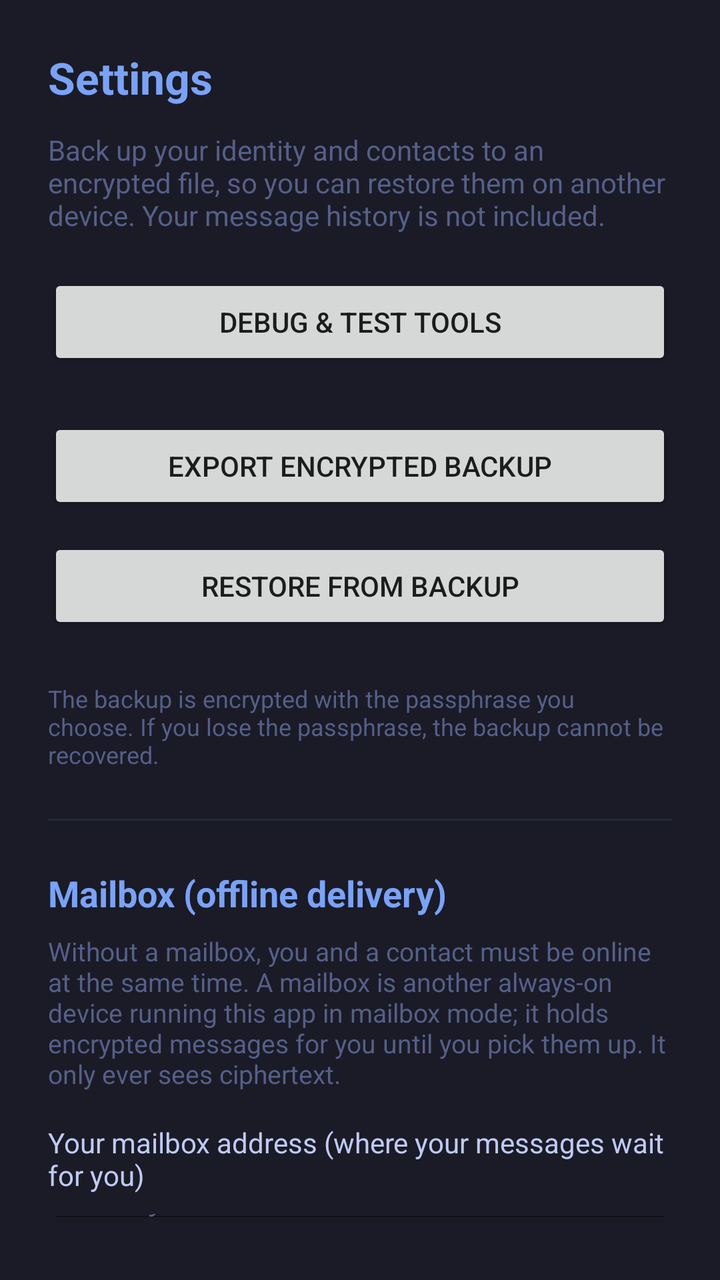
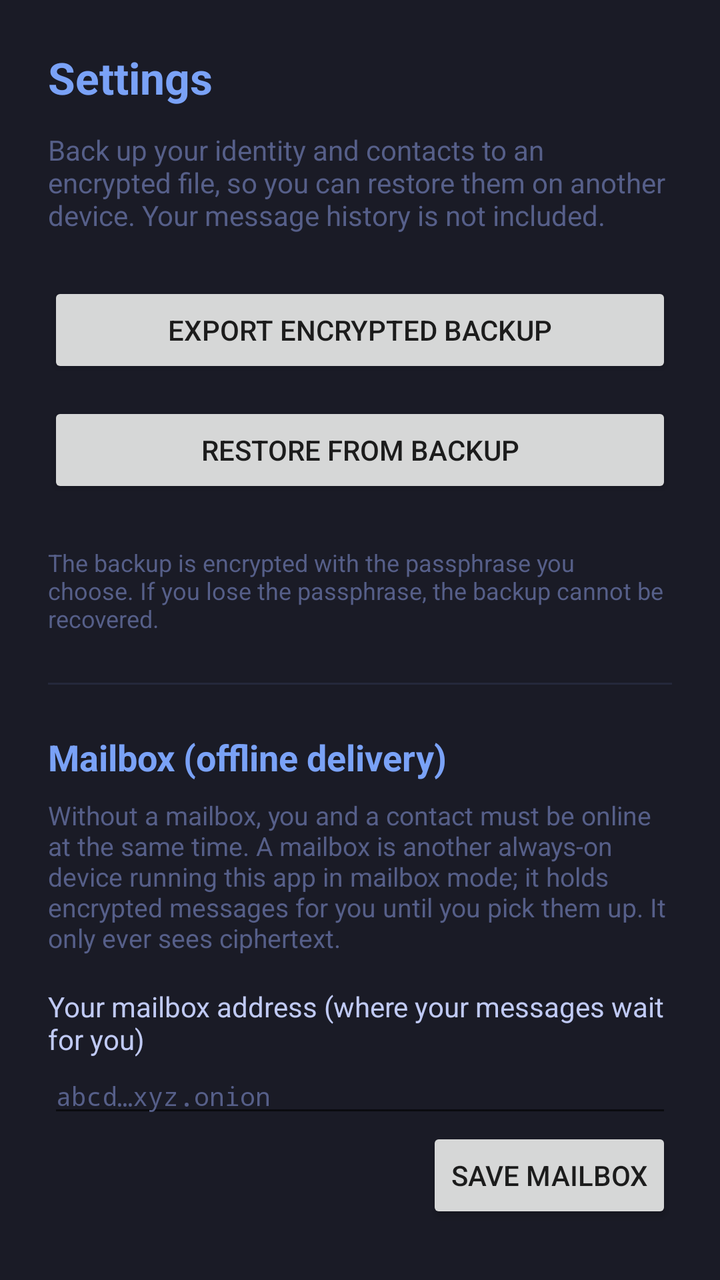

Two renders of the same Android screen: before a commit and after it. Below are the layout's source before the change and the commit's diff.
<!-- AndroidManifest.xml: application theme Theme.LegendMessage -->
<!-- res/layout/activity_settings.xml -->
<?xml version="1.0" encoding="utf-8"?>
<LinearLayout
    xmlns:android="http://schemas.android.com/apk/res/android"
    android:layout_width="match_parent"
    android:layout_height="match_parent"
    android:background="@color/tn_bg"
    android:orientation="vertical"
    android:padding="24dp">

    <TextView
        android:layout_width="wrap_content"
        android:layout_height="wrap_content"
        android:text="@string/settings_title"
        android:textColor="@color/tn_blue"
        android:textSize="22sp"
        android:textStyle="bold" />

    <TextView
        android:layout_width="match_parent"
        android:layout_height="wrap_content"
        android:layout_marginTop="12dp"
        android:text="@string/settings_backup_blurb"
        android:textColor="@color/tn_dim"
        android:textSize="14sp" />

    <Button
        android:id="@+id/debugButton"
        android:layout_width="match_parent"
        android:layout_height="wrap_content"
        android:layout_marginTop="20dp"
        android:text="@string/debug_open" />

    <Button
        android:id="@+id/exportButton"
        android:layout_width="match_parent"
        android:layout_height="wrap_content"
        android:layout_marginTop="24dp"
        android:text="@string/settings_export" />

    <Button
        android:id="@+id/importButton"
        android:layout_width="match_parent"
        android:layout_height="wrap_content"
        android:layout_marginTop="12dp"
        android:text="@string/settings_import" />

    <TextView
        android:layout_width="match_parent"
        android:layout_height="wrap_content"
        android:layout_marginTop="24dp"
        android:text="@string/settings_footnote"
        android:textColor="@color/tn_dim"
        android:textSize="12sp" />

    <View
        android:layout_width="match_parent"
        android:layout_height="1dp"
        android:layout_marginVertical="24dp"
        android:background="@color/tn_surface" />

    <TextView
        android:layout_width="wrap_content"
        android:layout_height="wrap_content"
        android:text="@string/mailbox_title"
        android:textColor="@color/tn_blue"
        android:textSize="18sp"
        android:textStyle="bold" />

    <TextView
        android:layout_width="match_parent"
        android:layout_height="wrap_content"
        android:layout_marginTop="8dp"
        android:text="@string/mailbox_blurb"
        android:textColor="@color/tn_dim"
        android:textSize="13sp" />

    <TextView
        android:layout_width="match_parent"
        android:layout_height="wrap_content"
        android:layout_marginTop="16dp"
        android:text="@string/mailbox_my_address_label"
        android:textColor="@color/tn_fg"
        android:textSize="14sp" />

    <EditText
        android:id="@+id/mailboxAddressInput"
        android:layout_width="match_parent"
        android:layout_height="wrap_content"
        android:fontFamily="monospace"
        android:hint="@string/mailbox_my_address_hint"
        android:inputType="textNoSuggestions"
        android:textColor="@color/tn_fg"
        android:textColorHint="@color/tn_dim"
        android:textSize="13sp" />

    <Button
        android:id="@+id/mailboxSaveButton"
        android:layout_width="wrap_content"
        android:layout_height="wrap_content"
        android:layout_gravity="end"
        android:text="@string/mailbox_save" />

    <CheckBox
        android:id="@+id/mailboxModeCheck"
        android:layout_width="match_parent"
        android:layout_height="wrap_content"
        android:layout_marginTop="12dp"
        android:text="@string/mailbox_mode_label"
        android:textColor="@color/tn_fg" />

    <TextView
        android:layout_width="match_parent"
        android:layout_height="wrap_content"
        android:layout_marginTop="12dp"
        android:text="@string/mailbox_this_device_label"
        android:textColor="@color/tn_dim"
        android:textSize="12sp" />

    <TextView
        android:id="@+id/mailboxThisDevice"
        android:layout_width="match_parent"
        android:layout_height="wrap_content"
        android:fontFamily="monospace"
        android:textColor="@color/tn_green"
        android:textIsSelectable="true"
        android:textSize="12sp" />
</LinearLayout>
<!-- resources referenced by this layout -->
<resources>
  <color name="tn_bg">#1A1B26</color>
  <color name="tn_blue">#7AA2F7</color>
  <color name="tn_dim">#565F89</color>
  <color name="tn_fg">#C0CAF5</color>
  <color name="tn_green">#9ECE6A</color>
  <color name="tn_surface">#24283B</color>
  <string name="debug_open">Debug &amp; test tools</string>
  <string name="mailbox_blurb">Without a mailbox, you and a contact must be online at the same time. A mailbox is another always-on device running this app in mailbox mode; it holds encrypted messages for you until you pick them up. It only ever sees ciphertext.</string>
  <string name="mailbox_mode_label">Run this device as a mailbox for my contacts</string>
  <string name="mailbox_my_address_hint">abcd…xyz.onion</string>
  <string name="mailbox_my_address_label">Your mailbox address (where your messages wait for you)</string>
  <string name="mailbox_save">Save mailbox</string>
  <string name="mailbox_this_device_label">This device\'s address (use it as a mailbox on your other device):</string>
  <string name="mailbox_title">Mailbox (offline delivery)</string>
  <string name="settings_backup_blurb">Back up your identity and contacts to an encrypted file, so you can restore them on another device. Your message history is not included.</string>
  <string name="settings_export">Export encrypted backup</string>
  <string name="settings_footnote">The backup is encrypted with the passphrase you choose. If you lose the passphrase, the backup cannot be recovered.</string>
  <string name="settings_import">Restore from backup</string>
  <string name="settings_title">Settings</string>
  <style name="Theme.LegendMessage" parent="Theme.AppCompat.DayNight.NoActionBar">
          <item name="colorPrimary">@color/tn_blue</item>
          <item name="colorPrimaryDark">@color/tn_bg</item>
          <item name="colorAccent">@color/tn_blue</item>
          <item name="android:windowBackground">@color/tn_bg</item>
          <item name="android:statusBarColor">@color/tn_bg</item>
      </style>
</resources>

<!-- the commit's change to res/layout/activity_settings.xml (unified diff, before → after) -->
@@ -22,13 +22,6 @@
         android:text="@string/settings_backup_blurb"
         android:textColor="@color/tn_dim"
         android:textSize="14sp" />
-
-    <Button
-        android:id="@+id/debugButton"
-        android:layout_width="match_parent"
-        android:layout_height="wrap_content"
-        android:layout_marginTop="20dp"
-        android:text="@string/debug_open" />
 
     <Button
         android:id="@+id/exportButton"
<!-- resource entries referenced after the edit -->
@@ -6,7 +6,6 @@
   <color name="tn_fg">#C0CAF5</color>
   <color name="tn_green">#9ECE6A</color>
   <color name="tn_surface">#24283B</color>
-  <string name="debug_open">Debug &amp; test tools</string>
   <string name="mailbox_blurb">Without a mailbox, you and a contact must be online at the same time. A mailbox is another always-on device running this app in mailbox mode; it holds encrypted messages for you until you pick them up. It only ever sees ciphertext.</string>
   <string name="mailbox_mode_label">Run this device as a mailbox for my contacts</string>
   <string name="mailbox_my_address_hint">abcd…xyz.onion</string>
